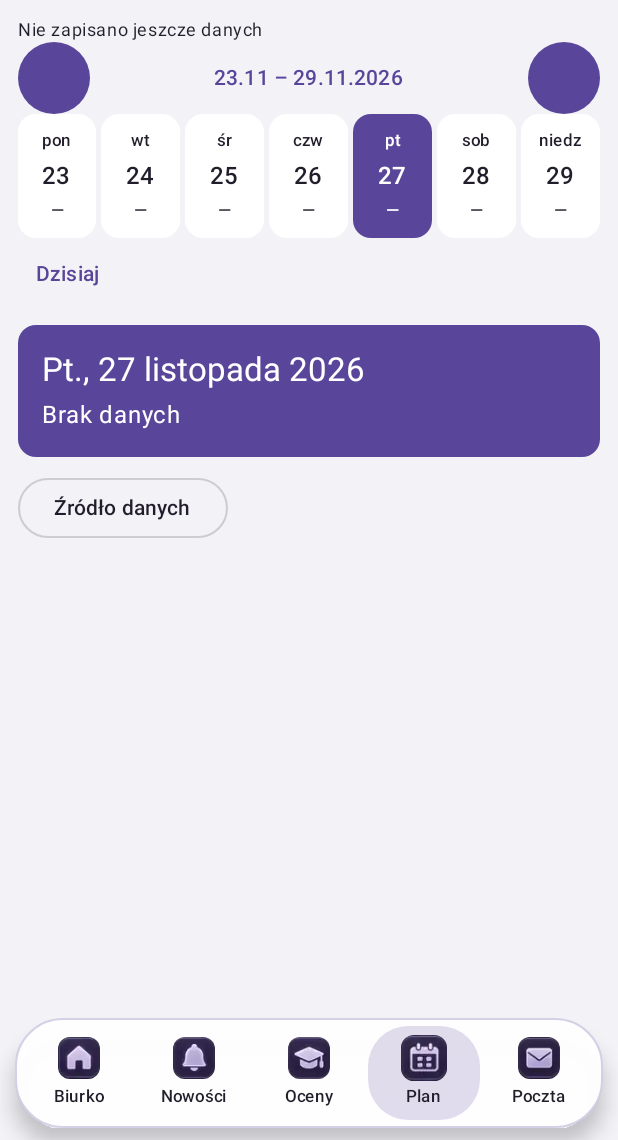
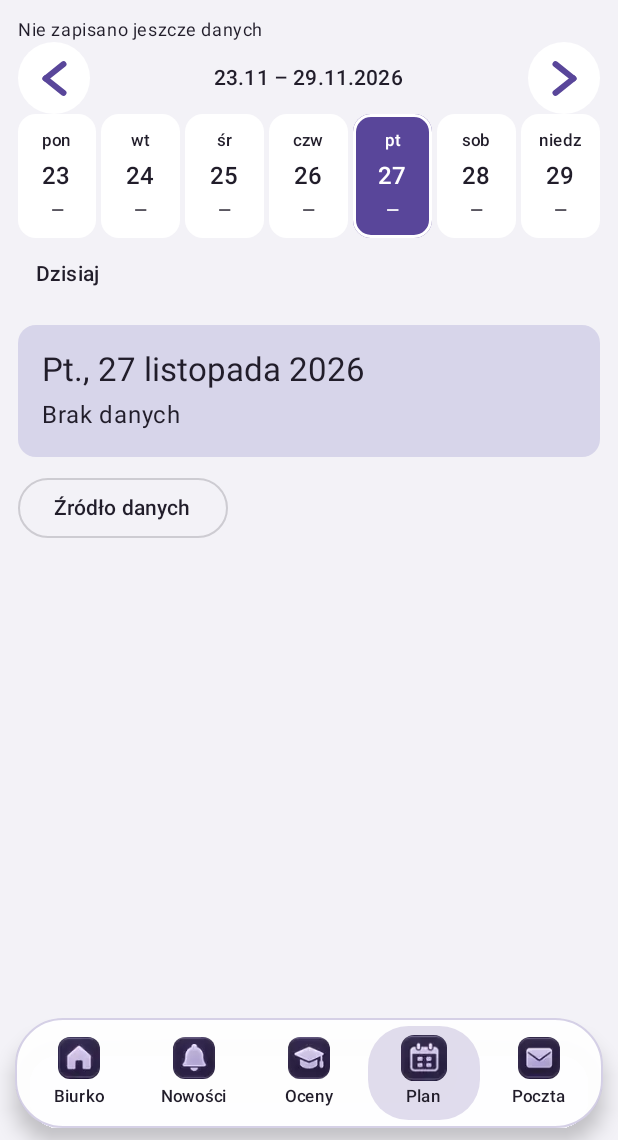
Before and after one commit to 0wertyx/Moonlight, an Android app built with Jetpack Compose: the screen it shows after launch (MainActivity), item 4 of the bottom bar chosen, on a phone screen of 412 x 824 dp, the part 96-1236 px from its top. Run offline under Robolectric (Android 15) with nearby library versions, the phone set to English and light mode, and no system bars; pictures from the network do not load.

Commit message:
Separate schedule card colors and fix week arrow contrast

```diff
--- a/app/build.gradle.kts
+++ b/app/build.gradle.kts
@@ -10,8 +10,8 @@ android {
         applicationId = "com.moonlight.school"
         minSdk = 26
         targetSdk = 35
-        versionCode = 18
-        versionName = "0.7.4"
+        versionCode = 19
+        versionName = "0.7.5"
     }
     buildFeatures { compose = true; buildConfig = true }
     val persistentKey = System.getenv("MOONLIGHT_KEYSTORE_PATH")
--- a/app/src/main/java/com/moonlight/school/MainActivity.kt
+++ b/app/src/main/java/com/moonlight/school/MainActivity.kt
@@ -162,11 +162,11 @@ private fun SchoolApp(context: Context, dark: Boolean, appearance: MoonlightAppe
                             Text(date.format(dateFormat), style = MaterialTheme.typography.titleMedium, modifier = Modifier.padding(vertical = 8.dp))
                         }
                         val agenda = DayAgenda.forDate(date, state.snapshot)
-                        item { SectionCard(tr("Plan dnia"), agenda.localizedSummary(language), { select(Module.Schedule) }) }
+                        item { SectionCard(tr("Plan dnia"), agenda.localizedSummary(language), { select(Module.Schedule) }, if (agenda.activeCount == 0 && agenda.cancelledCount > 0) CardTone.CancelledDay else CardTone.Summary) }
                         items(agenda.events) { CalendarEventRow(it) }
                         items(agenda.lessons.filter { it.status != "cancelled" }) { LessonRow(it) }
                         if (agenda.cancelledCount > 0) item { TextButton(onClick = { select(Module.Schedule) }) { Text(tr("Odwołane: ") + agenda.cancelledCount) } }
-                        item { SectionCard(tr("Oceny"), if (state.snapshot == null) tr("Brak źródła danych") else tr("Liczba ocen: ") + state.snapshot.grades.size, { select(Module.Grades) }) }
+                        item { SectionCard(tr("Oceny"), if (state.snapshot == null) tr("Brak źródła danych") else tr("Liczba ocen: ") + state.snapshot.grades.size, { select(Module.Grades) }, CardTone.Grade) }
                         items(listOf(Module.Notes, Module.Attendance, Module.Homework, Module.Lessons, Module.Messages, Module.Announcements)) { m ->
                             SectionCard(tr(m.title), tr("Brak połączenia z dziennikiem"), { select(m) })
                         }
@@ -181,7 +181,7 @@ private fun SchoolApp(context: Context, dark: Boolean, appearance: MoonlightAppe
                             Row(Modifier.fillMaxWidth(), verticalAlignment = Alignment.CenterVertically,
                                 horizontalArrangement = Arrangement.SpaceBetween) {
                                 WeekArrow(false) { date = date.minusWeeks(1) }
-                                TextButton(onClick = { chooseDate() }) {
+                                TextButton(onClick = { chooseDate() }, colors = TextButtonDefaultsForBackdrop()) {
                                     Text(monday.format(DateTimeFormatter.ofPattern("dd.MM")) + " – " +
                                         monday.plusDays(6).format(DateTimeFormatter.ofPattern("dd.MM.yyyy")))
                                 }
@@ -189,14 +189,14 @@ private fun SchoolApp(context: Context, dark: Boolean, appearance: MoonlightAppe
                             }
                             WeekDayPicker(days, date, state.snapshot) { date = it }
                             Row(verticalAlignment = Alignment.CenterVertically) {
-                                TextButton(onClick = { date = LocalDate.now() }) { Text(tr("Dzisiaj")) }
+                                TextButton(onClick = { date = LocalDate.now() }, colors = TextButtonDefaultsForBackdrop()) { Text(tr("Dzisiaj")) }
                                 if (state.portalEnabled && monday.toString() !in state.snapshot?.lessonWeeks.orEmpty()) {
-                                    TextButton(onClick = { SnapshotSync.refresh(context, date.toString()) }) { Text(tr("Pobierz tydzień")) }
+                                    TextButton(onClick = { SnapshotSync.refresh(context, date.toString()) }, colors = TextButtonDefaultsForBackdrop()) { Text(tr("Pobierz tydzień")) }
                                 }
                             }
                         }
                         item {
-                            Card(Modifier.fillMaxWidth(), colors = CardDefaults.cardColors(containerColor = MaterialTheme.colorScheme.primaryContainer)) {
+                            Card(Modifier.fillMaxWidth(), colors = toneColors(if (agenda.activeCount == 0 && agenda.cancelledCount > 0) CardTone.CancelledDay else CardTone.Summary)) {
                                 Column(Modifier.padding(16.dp), verticalArrangement = Arrangement.spacedBy(4.dp)) {
                                     Text(date.format(dateFormat).replaceFirstChar { it.titlecase(locale) },
                                         style = MaterialTheme.typography.titleLarge)
@@ -217,7 +217,7 @@ private fun SchoolApp(context: Context, dark: Boolean, appearance: MoonlightAppe
                         items(lessons.filter { it.status != "cancelled" }) { LessonRow(it) }
                         if (agenda.cancelledCount > 0) {
                             item {
-                                TextButton(onClick = { showCancelled = !showCancelled }) {
+                                TextButton(onClick = { showCancelled = !showCancelled }, colors = TextButtonDefaultsForBackdrop()) {
                                     Text((if (showCancelled) tr("Ukryj") else tr("Pokaż")) + tr(" odwołane lekcje (") + agenda.cancelledCount + ")")
                                 }
                                 val notes = lessons.filter { it.status == "cancelled" }.map { it.note }.filter { it.isNotBlank() }.distinct()
@@ -235,7 +235,7 @@ private fun SchoolApp(context: Context, dark: Boolean, appearance: MoonlightAppe
                         val grouped = state.snapshot?.grades.orEmpty().groupBy { it.subject }
                         if (grouped.isEmpty()) item { EmptySection(state.snapshot == null) { select(Module.Connection) } }
                         else items(grouped.entries.toList()) { (subject, rows) ->
-                            Card(Modifier.fillMaxWidth()) {
+                            Card(Modifier.fillMaxWidth(), colors = toneColors(CardTone.Grade)) {
                                 Column(Modifier.padding(16.dp), verticalArrangement = Arrangement.spacedBy(8.dp)) {
                                     Text(subject, style = MaterialTheme.typography.titleMedium)
                                     rows.forEach { Text("${it.value}" + (it.weight?.let { w -> "   •   " + tr("waga") + " $w" } ?: "")) }
@@ -311,6 +311,9 @@ private fun SchoolApp(context: Context, dark: Boolean, appearance: MoonlightAppe
 }
 
 @Composable
+private fun TextButtonDefaultsForBackdrop(): ButtonColors = ButtonDefaults.textButtonColors(contentColor=MaterialTheme.colorScheme.onBackground)
+
+@Composable
 private fun CacheTimestamp(updated: Long) {
     Text(if (updated > 0L) tr("Aktualizacja: ") + java.text.SimpleDateFormat("dd.MM, HH:mm", currentUiLocale()).format(java.util.Date(updated))
         else tr("Nie zapisano jeszcze danych"), style = MaterialTheme.typography.bodySmall,
@@ -318,12 +321,12 @@ private fun CacheTimestamp(updated: Long) {
 }
 
 @Composable
-private fun SectionCard(title: String, subtitle: String, open: () -> Unit) {
-    Card(onClick = open, modifier = Modifier.fillMaxWidth(), colors = CardDefaults.cardColors(containerColor = MaterialTheme.colorScheme.surface)) {
+private fun SectionCard(title: String, subtitle: String, open: () -> Unit, tone: CardTone? = null) {
+    Card(onClick = open, modifier = Modifier.fillMaxWidth(), colors = if (tone != null) toneColors(tone) else CardDefaults.cardColors(containerColor = MaterialTheme.colorScheme.surface)) {
         Row(Modifier.fillMaxWidth().padding(16.dp), verticalAlignment = Alignment.CenterVertically) {
             Column(Modifier.weight(1f), verticalArrangement = Arrangement.spacedBy(4.dp)) {
                 Text(title, style = MaterialTheme.typography.titleMedium)
-                Text(subtitle, style = MaterialTheme.typography.bodySmall, color = MaterialTheme.colorScheme.onSurfaceVariant)
+                Text(subtitle, style = MaterialTheme.typography.bodySmall)
             }
             Text("›", style = MaterialTheme.typography.headlineSmall)
         }
@@ -346,11 +349,19 @@ private fun WeekDayPicker(days: List<LocalDate>, selected: LocalDate, snapshot:
         days.forEach { day ->
             val agenda = DayAgenda.forDate(day, snapshot)
             val active = day == selected
+            val tone = when {
+                agenda.activeCount == 0 && agenda.cancelledCount > 0 -> CardTone.CancelledDay
+                active -> CardTone.SelectedDay
+                agenda.events.isNotEmpty() -> CardTone.Event
+                else -> CardTone.Day
+            }
+            val background = toneBackground(tone)
+            val ink = toneInk(background)
             Card(
                 onClick = { onSelect(day) },
                 modifier = Modifier.weight(1f),
-                colors = CardDefaults.cardColors(containerColor = if (active) MaterialTheme.colorScheme.primary else MaterialTheme.colorScheme.surfaceVariant,
-                    contentColor = if (active) MaterialTheme.colorScheme.onPrimary else MaterialTheme.colorScheme.onSurfaceVariant)
+                border = if (active) androidx.compose.foundation.BorderStroke(2.dp, ink) else null,
+                colors = CardDefaults.cardColors(containerColor = background, contentColor = ink)
             ) {
                 Column(Modifier.fillMaxWidth().padding(vertical = 10.dp), horizontalAlignment = Alignment.CenterHorizontally,
                     verticalArrangement = Arrangement.spacedBy(3.dp)) {
@@ -365,13 +376,13 @@ private fun WeekDayPicker(days: List<LocalDate>, selected: LocalDate, snapshot:
 
 @Composable
 private fun CalendarEventRow(event: SchoolEvent) {
-    Card(Modifier.fillMaxWidth()) {
+    Card(Modifier.fillMaxWidth(), colors = toneColors(CardTone.Event)) {
         Column(Modifier.padding(14.dp), verticalArrangement = Arrangement.spacedBy(5.dp)) {
-            Text(tr("Wydarzenie • Terminarz"), style = MaterialTheme.typography.labelMedium, color = MaterialTheme.colorScheme.primary)
+            Text(tr("Wydarzenie • Terminarz"), style = MaterialTheme.typography.labelMedium)
             Text(event.title, style = MaterialTheme.typography.titleMedium)
             val detail = remember(event.details) { EventText.split(event.details) }
             if (detail.teacher.isNotBlank()) {
-                Text(tr("Nauczyciel"), style = MaterialTheme.typography.labelSmall, color = MaterialTheme.colorScheme.onSurfaceVariant)
+                Text(tr("Nauczyciel"), style = MaterialTheme.typography.labelSmall)
                 Text(detail.teacher, style = MaterialTheme.typography.titleLarge, fontWeight = androidx.compose.ui.text.font.FontWeight.SemiBold)
             }
             if (detail.body.isNotBlank() && detail.body != event.title)
@@ -382,13 +393,20 @@ private fun CalendarEventRow(event: SchoolEvent) {
 
 @Composable
 private fun LessonRow(lesson: ImportedLesson) {
-    Card(Modifier.fillMaxWidth(), colors = CardDefaults.cardColors(containerColor = MaterialTheme.colorScheme.surface)) {
+    val tone = when (lesson.status) {
+        "cancelled" -> CardTone.Cancelled
+        "substitution" -> CardTone.Substitution
+        else -> CardTone.Lesson
+    }
+    val background = toneBackground(tone)
+    val detailInk = readableInk(background, MaterialTheme.colorScheme.primary)
+    Card(Modifier.fillMaxWidth(), colors = CardDefaults.cardColors(containerColor=background, contentColor=toneInk(background))) {
         Row(Modifier.padding(14.dp), horizontalArrangement = Arrangement.spacedBy(14.dp), verticalAlignment = Alignment.CenterVertically) {
             Column(Modifier.width(74.dp), verticalArrangement = Arrangement.spacedBy(3.dp)) {
-                Text(lesson.period.toString(), style = MaterialTheme.typography.titleLarge, color = MaterialTheme.colorScheme.primary)
+                Text(lesson.period.toString(), style = MaterialTheme.typography.titleLarge, color = detailInk)
                 if (lesson.startTime != null && lesson.endTime != null) {
                     Text(lesson.startTime, style = MaterialTheme.typography.labelMedium)
-                    Text(lesson.endTime, style = MaterialTheme.typography.labelMedium, color = MaterialTheme.colorScheme.onSurfaceVariant)
+                    Text(lesson.endTime, style = MaterialTheme.typography.labelMedium)
                 } else Text(tr("Brak godzin"), style = MaterialTheme.typography.labelSmall)
             }
             Column(Modifier.weight(1f)) {
@@ -399,7 +417,7 @@ private fun LessonRow(lesson: ImportedLesson) {
                     Text(tr("Sala: ") + lesson.room, style = MaterialTheme.typography.bodySmall)
                 if (lesson.status != "scheduled") Text(
                     if (lesson.status == "cancelled") tr("Odwołane") else tr("Zastępstwo"),
-                    style = MaterialTheme.typography.bodySmall, color = MaterialTheme.colorScheme.primary)
+                    style = MaterialTheme.typography.bodySmall, color = detailInk)
                 if (lesson.note.isNotBlank()) Text(lesson.note, style = MaterialTheme.typography.bodySmall)
             }
         }
--- a/app/src/main/java/com/moonlight/school/MoonlightAppearance.kt
+++ b/app/src/main/java/com/moonlight/school/MoonlightAppearance.kt
@@ -49,7 +49,7 @@ internal data class MoonlightAppearance(
     val pill: Boolean = true,
     val speed: Float = 1f,
     val solid: String = "",
-    val panel: String = "",
+    val cardColors: Map<CardTone, String> = emptyMap(),
     val effect: String = "none",
     val effectColor: String = "#C8B8FF",
     val effectOpacity: Float = .65f,
@@ -82,7 +82,9 @@ internal data class MoonlightAppearance(
             pill = p.getBoolean("ui_pill", true),
             speed = p.getFloat("ui_speed", 1f).coerceIn(0.5f, 2f),
             solid = p.getString("ui_solid", "").orEmpty(),
-            panel = p.getString("ui_panel", "").orEmpty(),
+            cardColors = CardTone.entries.associateWith { tone ->
+                p.getString(tone.prefKey, if (tone == CardTone.Lesson) p.getString("ui_panel", "").orEmpty() else "").orEmpty()
+            },
             effect = p.getString("ui_effect", null)?.takeIf { it in listOf("none","stars","constellations") }
                 ?: p.getString("ui_background", "solid")?.takeIf { it in listOf("stars","constellations") } ?: "none",
             effectColor = p.getString("ui_effect_color", "#C8B8FF") ?: "#C8B8FF",
@@ -96,38 +98,93 @@ internal data class MoonlightAppearance(
         )
     }
     fun save(p: SharedPreferences) {
-        p.edit().putString("ui_accent", accent).putString("ui_text", text)
+        val editor = p.edit().putString("ui_accent", accent).putString("ui_text", text)
             .putString("ui_gradient_a", first).putString("ui_gradient_b", second)
             .putString("ui_background", background).putBoolean("ui_animations", animations)
             .putBoolean("ui_pill", pill).putFloat("ui_speed", speed)
-            .putString("ui_solid", solid).putString("ui_panel", panel)
+            .putString("ui_solid", solid)
             .putString("ui_effect", effect).putString("ui_effect_color", effectColor)
             .putFloat("ui_effect_opacity", effectOpacity).putFloat("ui_gradient_angle", angle)
             .putString("ui_photo", photo).putFloat("ui_photo_shade", photoShade)
             .putInt("ui_gradient_count", gradientCount).putString("ui_gradient_colors", palette().joinToString(","))
-            .putString("ui_gradient_positions", GradientMesh.encodePositions(gradientPositions)).apply()
+            .putString("ui_gradient_positions", GradientMesh.encodePositions(gradientPositions))
+        CardTone.entries.forEach { editor.putString(it.prefKey, cardColors[it].orEmpty()) }
+        editor.apply()
     }
     fun scheme(dark: Boolean): ColorScheme {
         val primary = parseHex(accent) ?: if (dark) Color(0xFFCAB8FF) else Color(0xFF59469A)
         val base = parseHex(solid) ?: if (dark) Color(0xFF14131C) else Color(0xFFF3F2F7)
-        val surface = parseHex(panel) ?: if (dark) Color(0xFF201E2A) else Color.White
+        val surface = if (dark) Color(0xFF201E2A) else Color.White
         val ink = parseHex(text) ?: if (dark) Color(0xFFF0EDF8) else Color(0xFF211D2A)
         val container = primary
         val variant = surface
-        val onPrimary = if (primary.luminance() > .42f) Color(0xFF171321) else Color.White
+        val onPrimary = readableInk(primary, ink)
         val original = if (dark) darkColorScheme() else lightColorScheme()
         return original.copy(
             primary = primary, onPrimary = onPrimary, primaryContainer = container,
             onPrimaryContainer = onPrimary, background = base, onBackground = ink,
-            surface = surface, onSurface = ink, surfaceVariant = variant, onSurfaceVariant = ink,
+            surface = surface, onSurface = readableInk(surface, ink), surfaceVariant = variant, onSurfaceVariant = readableInk(variant, ink),
             secondary = primary, onSecondary = onPrimary, secondaryContainer = container, onSecondaryContainer = onPrimary,
             outline = ink.copy(alpha = .45f), outlineVariant = ink.copy(alpha = .18f),
             surfaceContainer = surface, surfaceContainerHigh = surface,
-            surfaceContainerHighest = variant, surfaceContainerLow = surface
+            surfaceContainerHighest = variant, surfaceContainerLow = surface,
+            surfaceContainerLowest = surface, surfaceBright = surface, surfaceDim = surface
         )
     }
 }
 internal val LocalAppearance = staticCompositionLocalOf { MoonlightAppearance() }
+
+internal enum class CardTone(val prefKey: String, val label: String) {
+    Lesson("ui_card_lesson", "Kolor lekcji"),
+    Day("ui_card_day", "Kolor dni"),
+    SelectedDay("ui_card_selected_day", "Kolor wybranego dnia"),
+    Event("ui_card_event", "Kolor wydarzeń"),
+    Cancelled("ui_card_cancelled", "Kolor odwołanych lekcji"),
+    CancelledDay("ui_card_cancelled_day", "Kolor odwołanych dni"),
+    Substitution("ui_card_substitution", "Kolor zastępstw"),
+    Summary("ui_card_summary", "Kolor podsumowania"),
+    Grade("ui_card_grade", "Kolor ocen");
+}
+
+internal fun contrastRatio(a: Color, b: Color): Float {
+    val l1 = a.luminance()
+    val l2 = b.luminance()
+    return (maxOf(l1, l2) + .05f) / (minOf(l1, l2) + .05f)
+}
+
+/** Preserve the chosen text color wherever readable; otherwise use the higher contrast ink. */
+internal fun readableInk(background: Color, preferred: Color): Color =
+    if (contrastRatio(background, preferred) >= 4.5f) preferred
+    else if (contrastRatio(background, Color.White) >= contrastRatio(background, Color.Black)) Color.White
+    else Color.Black
+
+internal fun CardTone.defaultColor(s: ColorScheme): Color {
+    val dark = s.surface.luminance() < .35f
+    return when (this) {
+        CardTone.Lesson, CardTone.Day, CardTone.Grade -> s.surface
+        CardTone.SelectedDay -> s.primary
+        CardTone.Event -> if (dark) Color(0xFF30304B) else Color(0xFFEAE4FA)
+        CardTone.Cancelled -> if (dark) Color(0xFF49303D) else Color(0xFFFFE5E9)
+        CardTone.CancelledDay -> if (dark) Color(0xFF563646) else Color(0xFFFADBE4)
+        CardTone.Substitution -> if (dark) Color(0xFF423C2A) else Color(0xFFFFEFCB)
+        CardTone.Summary -> lerp(s.surface, s.primary, .22f)
+    }
+}
+
+@Composable
+internal fun toneBackground(tone: CardTone): Color =
+    parseHex(LocalAppearance.current.cardColors[tone].orEmpty()) ?: tone.defaultColor(MaterialTheme.colorScheme)
+
+@Composable
+internal fun toneInk(background: Color): Color =
+    readableInk(background, MaterialTheme.colorScheme.onBackground)
+
+@Composable
+internal fun toneColors(tone: CardTone): CardColors {
+    val background = toneBackground(tone)
+    return CardDefaults.cardColors(containerColor = background, contentColor = toneInk(background))
+}
+
 
 internal fun parseHex(value: String): Color? {
     if (!Regex("#[0-9A-Fa-f]{6}").matches(value)) return null
@@ -255,8 +312,18 @@ internal fun AppearanceSettings(a: MoonlightAppearance, dark: Boolean, onChange:
     ColorField(tr("Kolor akcentu"),a.accent,MaterialTheme.colorScheme.primary) {onChange(a.copy(accent=it))}
     ColorField(tr("Kolor tekstu"),a.text,MaterialTheme.colorScheme.onSurface) {onChange(a.copy(text=it))}
     if(a.text.isNotBlank()) TextButton(onClick={onChange(a.copy(text=""))}) {Text(tr("Domyślny kolor tekstu"))}
-    ColorField(tr("Kolor paneli"),a.panel,MaterialTheme.colorScheme.surface) {onChange(a.copy(panel=it))}
-    if(a.panel.isNotBlank()) TextButton(onClick={onChange(a.copy(panel=""))}) {Text(tr("Domyślny kolor paneli"))}
+    Text(tr("Kolory kart"),style=MaterialTheme.typography.titleMedium)
+    CardTone.entries.forEach { tone ->
+        ColorField(tr(tone.label), a.cardColors[tone].orEmpty(), tone.defaultColor(MaterialTheme.colorScheme)) { value ->
+            onChange(a.copy(cardColors = a.cardColors + (tone to value)))
+        }
+        if (a.cardColors[tone].orEmpty().isNotBlank()) {
+            TextButton(onClick={onChange(a.copy(cardColors=a.cardColors - tone))}) { Text(tr("Domyślny kolor karty")) }
+        }
+    }
+    if (a.cardColors.values.any { it.isNotBlank() }) {
+        OutlinedButton(onClick={onChange(a.copy(cardColors=emptyMap()))}) { Text(tr("Resetuj kolory kart")) }
+    }
     Text(tr("Tło • warstwa bazowa"),style=MaterialTheme.typography.titleMedium)
     Row(horizontalArrangement=Arrangement.spacedBy(6.dp)) {
         listOf("solid" to "Kolor","gradient" to "Gradient","photo" to "Zdjęcie").forEach { (key,label) ->
--- a/app/src/main/java/com/moonlight/school/MoonlightIcons.kt
+++ b/app/src/main/java/com/moonlight/school/MoonlightIcons.kt
@@ -44,9 +44,10 @@ internal fun MoonlightIcon(name: String, fallback: String, size: Dp) {
 
 @Composable
 internal fun WeekArrow(next: Boolean, onClick: () -> Unit) {
-    val color = MaterialTheme.colorScheme.primary
+    val background = MaterialTheme.colorScheme.surface
+    val color = readableInk(background, MaterialTheme.colorScheme.primary)
     val description = if(next) tr("Następny tydzień") else tr("Poprzedni tydzień")
-    FilledTonalIconButton(onClick = onClick, modifier = Modifier.size(48.dp).semantics {
+    FilledTonalIconButton(onClick = onClick, colors = IconButtonDefaults.filledTonalIconButtonColors(containerColor = background, contentColor = color), modifier = Modifier.size(48.dp).semantics {
         contentDescription = description
     }) {
         Canvas(Modifier.size(30.dp)) {
--- a/app/src/main/java/com/moonlight/school/UiLanguage.kt
+++ b/app/src/main/java/com/moonlight/school/UiLanguage.kt
@@ -7,6 +7,18 @@ import java.util.Locale
 internal val LocalUiLanguage = staticCompositionLocalOf { "pl" }
 internal fun uiLocale(language: String): Locale = Locale.forLanguageTag(language)
 private val translations = mapOf(
+    "Kolor lekcji" to listOf("Kolor lekcji", "Цвет уроков", "Lesson color"),
+    "Kolor dni" to listOf("Kolor dni", "Цвет дней", "Day color"),
+    "Kolor wybranego dnia" to listOf("Kolor wybranego dnia", "Цвет выбранного дня", "Selected day color"),
+    "Kolor wydarzeń" to listOf("Kolor wydarzeń", "Цвет событий", "Event color"),
+    "Kolor odwołanych lekcji" to listOf("Kolor odwołanych lekcji", "Цвет отменённых уроков", "Cancelled lesson color"),
+    "Kolor odwołanych dni" to listOf("Kolor odwołanych dni", "Цвет отменённых дней", "Cancelled day color"),
+    "Kolor zastępstw" to listOf("Kolor zastępstw", "Цвет замен", "Substitution color"),
+    "Kolor podsumowania" to listOf("Kolor podsumowania", "Цвет сводки дня", "Daily summary color"),
+    "Kolor ocen" to listOf("Kolor ocen", "Цвет оценок", "Grade color"),
+    "Kolory kart" to listOf("Kolory kart", "Цвета карточек", "Card colors"),
+    "Domyślny kolor karty" to listOf("Domyślny kolor karty", "Сбросить цвет карточки", "Reset card color"),
+    "Resetuj kolory kart" to listOf("Resetuj kolory kart", "Сбросить цвета карточек", "Reset card colors"),
     "Biurko" to listOf("Biurko", "Главная", "Home"),
     "Aktualności" to listOf("Aktualności", "Новости", "News"),
     "Oceny" to listOf("Oceny", "Оценки", "Grades"),
```
Also changed, not shown: 1 other file.
